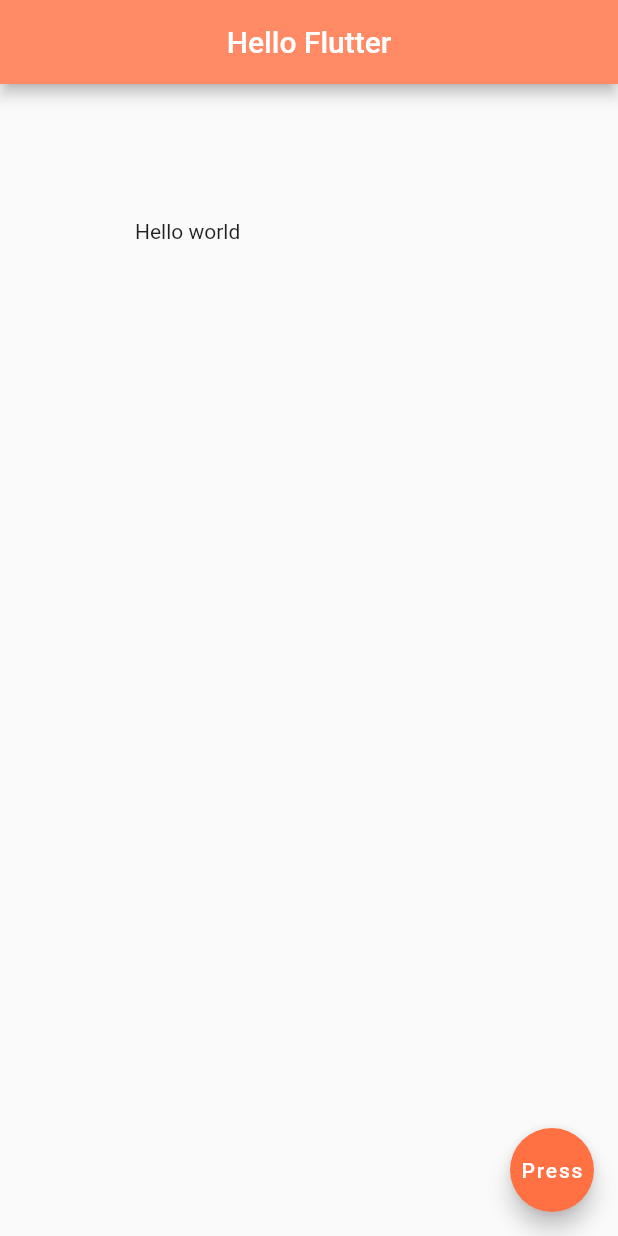
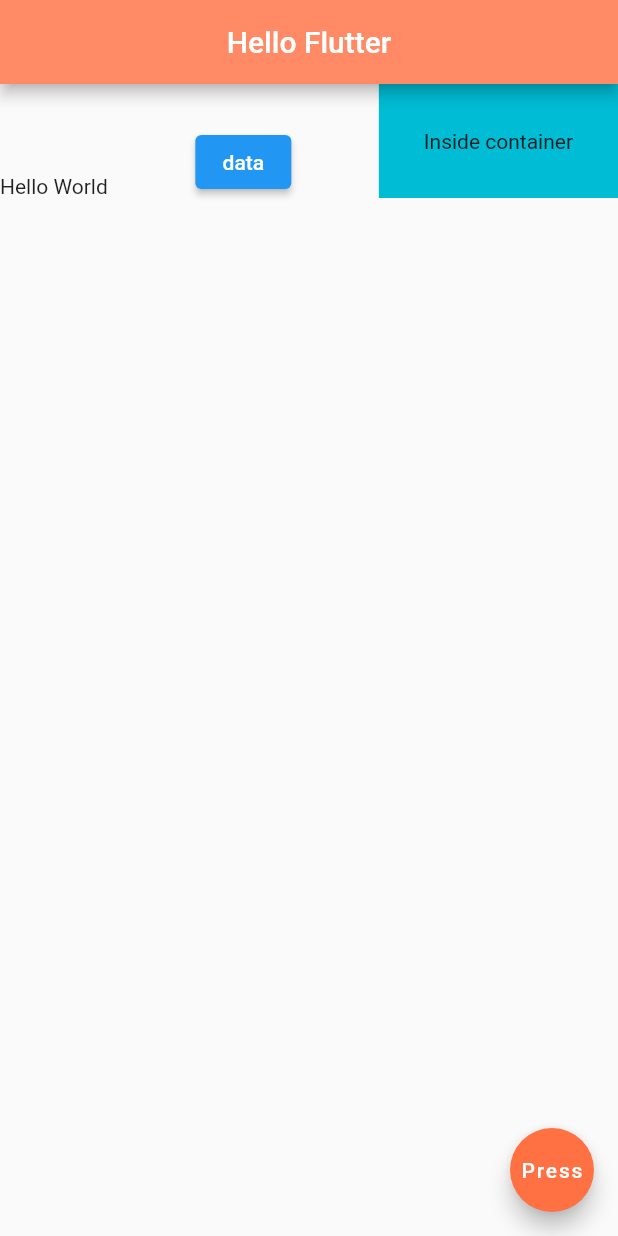
Before and after one commit to ade3l/Hello-Flutter, a Flutter app: the screen it shows after launch, on a phone screen of 412 x 824 dp. Run offline on Flutter 3.47's test engine with Material 2 defaults, Android fonts, the phone set to English and light mode, and no system bars.

Commit message:
Rows added

```diff
--- a/lib/main.dart
+++ b/lib/main.dart
@@ -18,9 +18,18 @@ class Home extends StatelessWidget {
         centerTitle: true,
         backgroundColor: Colors.deepOrange[300],
       ),
-      body:   Padding(
-        padding: EdgeInsets.all(90.0),
-        child: Text("Hello world"),
+      body:   Row(
+        mainAxisAlignment: MainAxisAlignment.spaceBetween,
+        crossAxisAlignment: CrossAxisAlignment.end,
+        children: <Widget>[
+          Text("Hello World"),
+          ElevatedButton(onPressed: (){}, child: Text("data"),),
+          Container(
+            color:Colors.cyan,
+            padding: EdgeInsets.all(30.0),
+            child: Text("Inside container"),
+          )
+        ],
       ),
       floatingActionButton: FloatingActionButton(
         onPressed: () {  },
```
